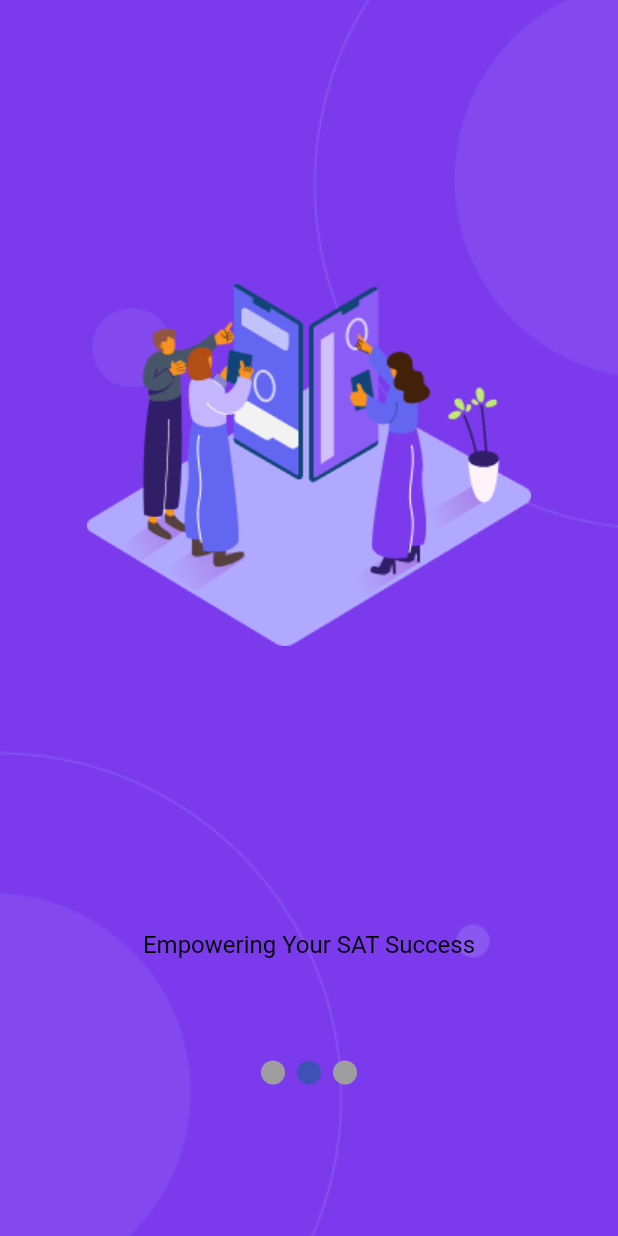
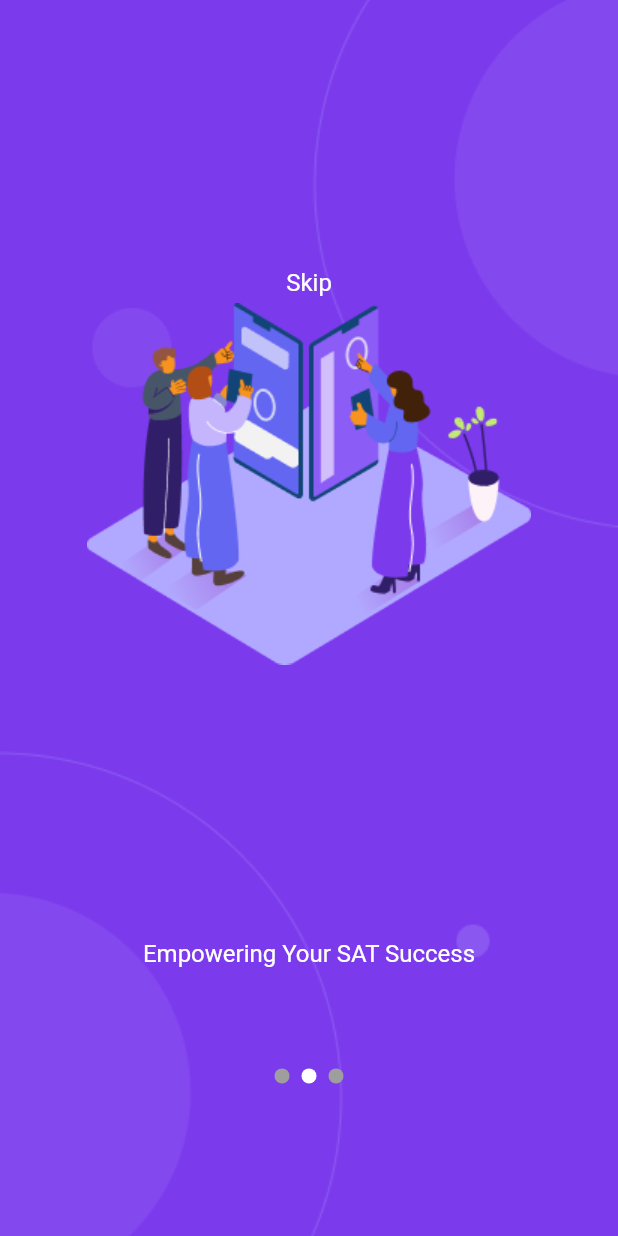
Before and after one commit to apsarabishwokarma/Digisat-flutter-app, a Flutter app: the SplashPage screen opened directly, swiped to page 2, on a phone screen of 412 x 824 dp. Run offline on Flutter 3.47's test engine with Material 2 defaults, Android fonts, the phone set to English and light mode, and no system bars; drawn by our look-alikes of smooth_page_indicator.

Commit message:
responsive splash screen

```diff
--- a/lib/main.dart
+++ b/lib/main.dart
@@ -1,4 +1,4 @@
-import 'package:digisat_app/pages/auth/login_or_sign_page.dart';
+import 'package:digisat_app/pages/splash_screen/splash_page.dart';
 import 'package:flutter/material.dart';
 
 void main() {
@@ -11,11 +11,11 @@ class DigiSat extends StatelessWidget {
   // This widget is the root of your application.
   @override
   Widget build(BuildContext context) {
-    return const MaterialApp(
+    return MaterialApp(
       title: 'DigiSat',
       debugShowCheckedModeBanner: false,
       //primarySwatch: Colors.blue,
-      home: LoginSignUpPage(),
+      home: SplashPage(),
     );
   }
 }
--- a/lib/pages/splash_screen/splash_page.dart
+++ b/lib/pages/splash_screen/splash_page.dart
@@ -24,7 +24,20 @@ class SplashPage extends StatelessWidget {
             ],
           ),
           //dot indicator
-          Container(alignment: const Alignment(0, 0.75), child: SmoothPageIndicator(controller: _controller, count: 3))
+          Container(
+            alignment: const Alignment(0, 0.75), // Adjust the alignment as needed
+            child: SmoothPageIndicator(
+              controller: _controller,
+              count: 3,
+              effect: const WormEffect(
+                // You can use a different effect for the indicator
+                dotHeight: 10, // Adjust the height of the indicator dots
+                dotWidth: 10, // Adjust the width of the indicator dots
+                activeDotColor: Colors.white, // Change the active dot color
+                dotColor: Colors.grey, // Change the inactive dot color
+              ),
+            ),
+          )
         ],
       ),
     );
--- a/lib/pages/splash_screen/splash_page_1.dart
+++ b/lib/pages/splash_screen/splash_page_1.dart
@@ -21,9 +21,10 @@ class SplashPage1 extends StatelessWidget {
               height: 250,
               alignment: Alignment.center,
             ),
+            const SizedBox(height: 10),
             const Text(
               "DIGISAT",
-              style: TextStyle(fontSize: 16),
+              style: TextStyle(fontSize: 30, fontWeight: FontWeight.w600, color: Colors.white),
             ),
           ],
         ),
--- a/lib/pages/splash_screen/splash_page_2.dart
+++ b/lib/pages/splash_screen/splash_page_2.dart
@@ -12,11 +12,19 @@ class SplashPage2 extends StatelessWidget {
           fit: BoxFit.cover,
         ),
       ),
-      //child: const Text("Online learning"),
       child: SafeArea(
         child: Column(
           children: [
             const Spacer(),
+            const Text(
+              "Skip",
+              style: TextStyle(
+                fontSize: 16,
+                fontWeight: FontWeight.w400,
+                color: Colors.white,
+              ),
+              textAlign: TextAlign.right,
+            ),
             Image.asset(
               'assets/images/splashimage2.png',
               height: 250,
@@ -26,8 +34,9 @@ class SplashPage2 extends StatelessWidget {
               "Empowering Your SAT Success",
               textAlign: TextAlign.center,
               style: TextStyle(
+                fontWeight: FontWeight.w400,
                 fontSize: 16,
-                color: Colors.black,
+                color: Colors.white,
               ),
             ),
             const Spacer(),
--- a/lib/pages/splash_screen/splash_page_3.dart
+++ b/lib/pages/splash_screen/splash_page_3.dart
@@ -23,9 +23,7 @@ class SplashPage3 extends StatelessWidget {
             const Spacer(),
             const Text(
               "Prepare Smarter, Score Higher ",
-              style: TextStyle(
-                fontSize: 16,
-              ),
+              style: TextStyle(fontSize: 16, fontWeight: FontWeight.w400, color: Colors.white),
             ),
             const Spacer(),
           ],
```
